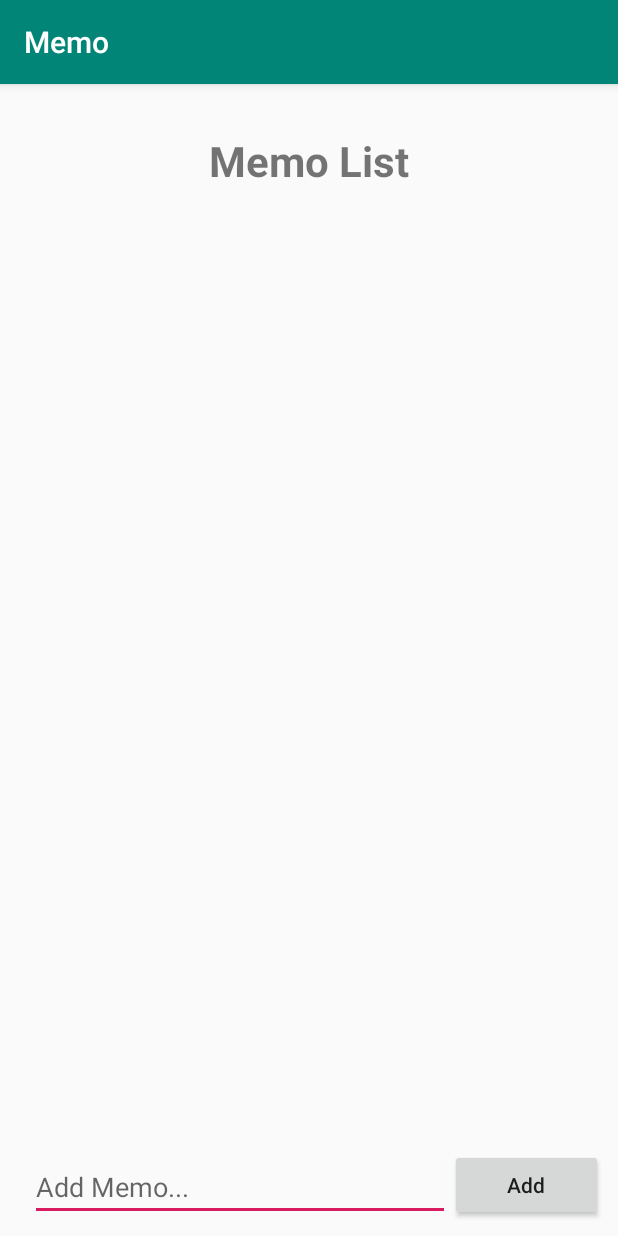
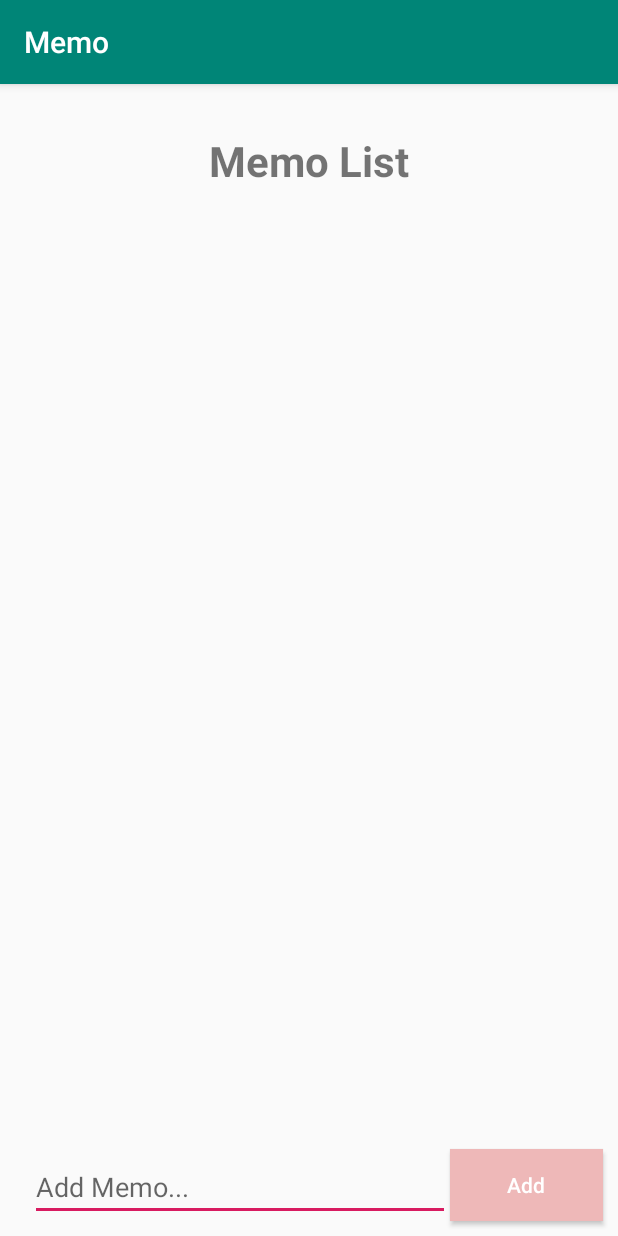
Before and after one commit to wonhopark89-dev/memo-android-kotlin, an Android app: the screen it shows after launch (MainActivity), on a phone screen of 412 x 824 dp. Run offline under Robolectric (Android 15) with nearby library versions, the phone set to English and light mode, and no system bars.

Commit message:
add recycle view in xml

```diff
--- a/app/build.gradle
+++ b/app/build.gradle
@@ -30,4 +30,5 @@ dependencies {
     testImplementation 'junit:junit:4.12'
     androidTestImplementation 'com.android.support.test:runner:1.0.2'
     androidTestImplementation 'com.android.support.test.espresso:espresso-core:3.0.2'
+    implementation 'com.android.support:recyclerview-v7:28.0.0'
 }
--- /dev/null
+++ b/app/src/main/res/drawable/button_add.xml
@@ -0,0 +1,6 @@
+<?xml version="1.0" encoding="utf-8"?>
+<shape xmlns:android="http://schemas.android.com/apk/res/android">
+
+  <solid android:color="@color/colorPink"/>
+  <corners android:radius="6dp"/>
+</shape>
--- /dev/null
+++ b/app/src/main/res/drawable/ic_check_24.xml
@@ -0,0 +1,5 @@
+<vector android:height="24dp" android:tint="#777777"
+    android:viewportHeight="24" android:viewportWidth="24"
+    android:width="24dp" xmlns:android="http://schemas.android.com/apk/res/android">
+    <path android:fillColor="@android:color/white" android:pathData="M9,16.17L4.83,12l-1.42,1.41L9,19 21,7l-1.41,-1.41z"/>
+</vector>
--- a/app/src/main/res/layout/activity_main.xml
+++ b/app/src/main/res/layout/activity_main.xml
@@ -6,6 +6,32 @@
   android:layout_height="match_parent"
   tools:context=".MainActivity"
   >
+
+  <Button
+    android:id="@+id/button_add"
+    android:layout_width="0dp"
+    android:layout_height="wrap_content"
+    android:layout_marginEnd="10dp"
+    android:layout_marginBottom="10dp"
+    android:background="@color/colorPink"
+    android:text="Add"
+    android:textAllCaps="false"
+    android:textColor="@color/colorWhite"
+    app:layout_constraintBottom_toBottomOf="parent"
+    app:layout_constraintEnd_toEndOf="parent"
+    app:layout_constraintStart_toEndOf="@id/edittext_memo"
+    />
+
+  <EditText
+    android:id="@+id/edittext_memo"
+    android:layout_width="280dp"
+    android:layout_height="wrap_content"
+    android:layout_marginStart="20dp"
+    android:layout_marginBottom="10dp"
+    android:hint="Add Memo..."
+    app:layout_constraintBottom_toBottomOf="parent"
+    app:layout_constraintStart_toStartOf="parent"
+    />
 
   <TextView
     android:id="@+id/title"
@@ -20,28 +46,13 @@
     app:layout_constraintTop_toTopOf="parent"
     />
 
-  <EditText
-    android:id="@+id/edittext_memo"
-    android:layout_width="280dp"
-    android:layout_height="wrap_content"
-    android:layout_marginStart="20dp"
+  <android.support.v7.widget.RecyclerView
+    android:layout_width="match_parent"
+    android:layout_height="0dp"
+    android:layout_marginTop="10dp"
     android:layout_marginBottom="10dp"
-    android:hint="Add Memo..."
-    app:layout_constraintBottom_toBottomOf="parent"
-    app:layout_constraintStart_toStartOf="parent"
-    />
-
-  <Button
-    android:id="@+id/button_add"
-    android:layout_width="0dp"
-    android:layout_height="wrap_content"
-    android:layout_marginEnd="10dp"
-    android:layout_marginBottom="10dp"
-    android:text="Add"
-    android:textAllCaps="false"
-    app:layout_constraintBottom_toBottomOf="parent"
-    app:layout_constraintEnd_toEndOf="parent"
-    app:layout_constraintStart_toEndOf="@id/edittext_memo"
+    app:layout_constraintBottom_toTopOf="@+id/edittext_memo"
+    app:layout_constraintTop_toBottomOf="@+id/title"
     />
 
 </android.support.constraint.ConstraintLayout>
--- a/app/src/main/res/values/colors.xml
+++ b/app/src/main/res/values/colors.xml
@@ -1,6 +1,8 @@
 <?xml version="1.0" encoding="utf-8"?>
 <resources>
-    <color name="colorPrimary">#008577</color>
-    <color name="colorPrimaryDark">#00574B</color>
-    <color name="colorAccent">#D81B60</color>
+  <color name="colorPrimary">#008577</color>
+  <color name="colorPrimaryDark">#00574B</color>
+  <color name="colorAccent">#D81B60</color>
+  <color name="colorPink">#eeb8b8</color>
+  <color name="colorWhite">#ffffff</color>
 </resources>
```
Also changed, not shown: app/src/main/res/layout/item_memp.xml (added, +32 -0 lines).
